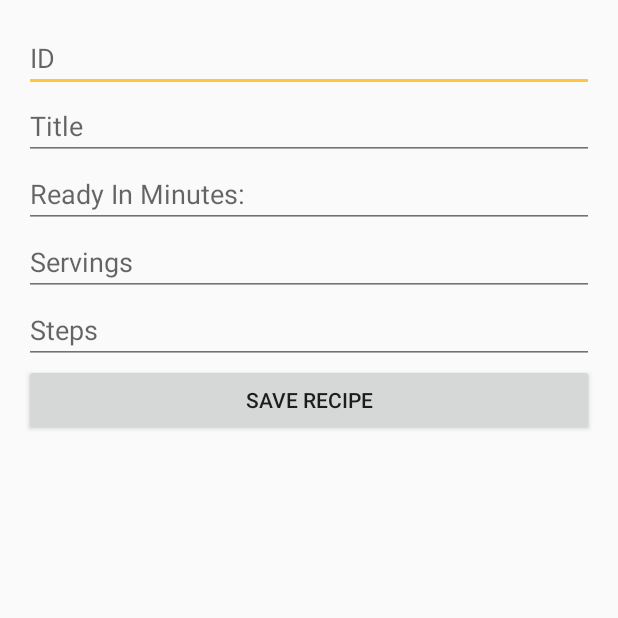
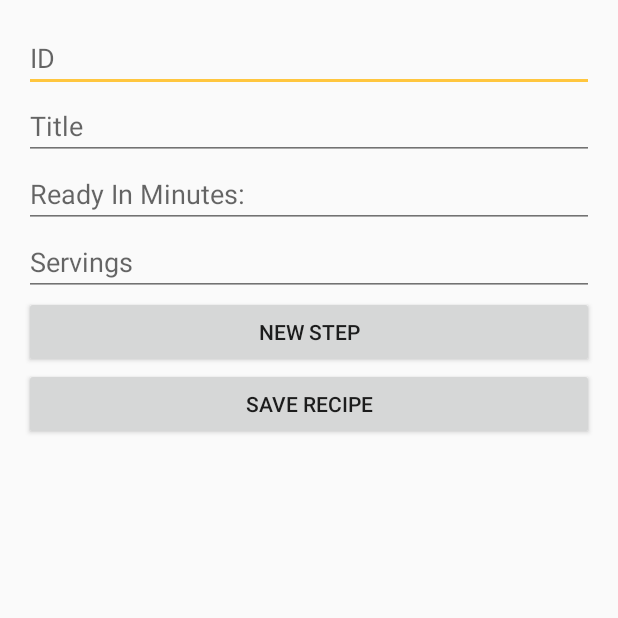
Before and after one commit to paulentine/LookMaCapstone, an Android app: the NewRecipeActivity screen opened directly, with no data from a screen before it, on a phone screen of 412 x 824 dp, the top half of it. Run offline under Robolectric (Android 15) with nearby library versions, the phone set to English and light mode, and no system bars; our stand-ins replace Firebase (no records; nobody signed in at launch, a user with empty details on screens opened directly).

Commit message:
Nested step fields are dynamically-generated and submits data in the correct format. Good working state.

```diff
--- a/app/src/main/java/com/paulentine/android/capstone/NewRecipeActivity.java
+++ b/app/src/main/java/com/paulentine/android/capstone/NewRecipeActivity.java
@@ -1,12 +1,15 @@
 package com.paulentine.android.capstone;
 
 import android.os.Bundle;
+import android.util.Log;
 import android.view.Menu;
 import android.view.MenuInflater;
 import android.view.MenuItem;
 import android.view.View;
 import android.widget.Button;
 import android.widget.EditText;
+import android.widget.LinearLayout;
+import android.widget.TextView;
 import android.widget.Toast;
 
 import androidx.appcompat.app.AppCompatActivity;
@@ -26,21 +29,30 @@ public class NewRecipeActivity extends AppCompatActivity {
     private EditText editTextTitle;
     private EditText editTextReadyInMinutes;
     private EditText editTextServings;
-    private EditText editTextSteps;
+    private int stepsCount;
 
     @Override
     protected void onCreate(Bundle savedInstanceState) {
         super.onCreate(savedInstanceState);
         setContentView(R.layout.activity_new_recipe);
 
-//        getSupportActionBar().setHomeAsUpIndicator(R.drawable.ic_close_white_24px);
-//        setTitle("Add Recipe");
-
         editTextId = findViewById(R.id.edit_text_id);
         editTextTitle = findViewById(R.id.edit_text_title);
         editTextReadyInMinutes = findViewById(R.id.edit_text_ready_in_minutes);
         editTextServings = findViewById(R.id.edit_text_servings);
-        editTextSteps = findViewById(R.id.edit_text_steps);
+
+        final LinearLayout stepsLayout = findViewById(R.id.steps_linear_layout);
+        final Button mNewStepButton = findViewById(R.id.recipe_button_new_step);
+        mNewStepButton.setOnClickListener(new View.OnClickListener() {
+            @Override
+            public void onClick(View view) {
+                EditText editText = new EditText(stepsLayout.getContext());
+                stepsCount++;
+                Log.d("stepsCount", Integer.toString(stepsCount));
+//                editText.setText("TextView " + String.valueOf(stepsCount));
+                stepsLayout.addView(editText);
+            }
+        });
 
         final Button mSaveButton = findViewById(R.id.recipe_button_save);
         mSaveButton.setOnClickListener(new View.OnClickListener() {
@@ -56,6 +68,15 @@ public class NewRecipeActivity extends AppCompatActivity {
         String title = editTextTitle.getText().toString();
         int readyInMinutes = Integer.parseInt(editTextReadyInMinutes.getText().toString());
         int servings = Integer.parseInt(editTextServings.getText().toString());
+        List<Step> steps = new ArrayList<Step>();
+
+        final LinearLayout stepsLayout = findViewById(R.id.steps_linear_layout);
+        int count = stepsLayout.getChildCount();
+        for (int stepNum = 1; stepNum < stepsCount; stepNum++) {
+            EditText stepField = (EditText)stepsLayout.getChildAt(stepNum);
+            String stepInstruction = stepField.getText().toString();
+            steps.add(new Step(stepNum, stepInstruction));
+        }
 
         if (title.trim().isEmpty()) {
             Toast.makeText(this, "Please insert a title", Toast.LENGTH_SHORT).show();
@@ -65,51 +86,9 @@ public class NewRecipeActivity extends AppCompatActivity {
         CollectionReference recipesRef = FirebaseFirestore.getInstance()
                 .collection("testRecipes");
 
-        // Fake list of steps
-        List<Step> fakeSteps = new ArrayList<Step>();
-        fakeSteps.add(new Step(1, "Turn on oven"));
-        fakeSteps.add(new Step(2, "Turn off oven"));
-        fakeSteps.add(new Step(3, "Drink water"));
-        recipesRef.add(new Recipe(id, title, readyInMinutes, servings, fakeSteps));
-//
-//        // Got this from some tutorial, obv doesn't work cos data structure doesn't match
-//        String stepInput = editTextSteps.getText().toString();
-//        String[] stepArray = stepInput.split("\\s*,\\s*");
-//        List<String> steps = Arrays.asList(stepArray);
-//        recipesRef.add(new Recipe(id, title, readyInMinutes, servings, steps));
-
-//        // TODO: Match data structure w/ form so we can send real steps
-//        // For each step from our input, we want to instantiate a new Step, with number & instruction
-//        recipesRef.add(new Recipe(id, title, readyInMinutes, servings, steps));
+        recipesRef.add(new Recipe(id, title, readyInMinutes, servings, steps));
 
         Toast.makeText(this, "Recipe added", Toast.LENGTH_SHORT).show();
         finish();
     }
 }
-
-//    @Override
-//    public boolean onCreateOptionsMenu(Menu menu) {
-//        MenuInflater menuInflater = getMenuInflater();
-//        menuInflater.inflate(R.menu.new_recipe_menu, menu);
-//        return super.onCreateOptionsMenu(menu);
-//    }
-//
-//    @Override
-//    public boolean onOptionsItemSelected(MenuItem item) {
-//        switch (item.getItemId()) {
-//            case R.id.save_recipe:
-//                saveRecipe();
-//                return true;
-//            default:
-//                return super.onOptionsItemSelected(item);
-//        }
-//    }
-//    public boolean onSaveButtonClicked(Button button) {
-//        switch (button.getItemId()) {
-//            case R.id.save_recipe:
-//                saveRecipe();
-//                return true;
-//            default:
-//                return super.onSaveButtonClicked(button);
-//        }
-//    }
--- a/app/src/main/java/com/paulentine/android/capstone/model/Step.java
+++ b/app/src/main/java/com/paulentine/android/capstone/model/Step.java
@@ -1,14 +1,16 @@
-
 package com.paulentine.android.capstone.model;
 
 import com.google.gson.annotations.Expose;
 import com.google.gson.annotations.SerializedName;
 
+// Eventually we'll have var stepCursor & function moveCursor that steps up or down cursor's index
+// Use button to simulate moveCursor, before hooking it up to actions
 public class Step {
 
     @SerializedName("number")
     @Expose
     private Integer number;
+
     @SerializedName("instruction")
     @Expose
     private String instruction;
--- a/app/src/main/res/layout/activity_new_recipe.xml
+++ b/app/src/main/res/layout/activity_new_recipe.xml
@@ -37,12 +37,11 @@
         android:hint="Servings"
         android:inputType="text" />
 
-    <EditText
-        android:id="@+id/edit_text_steps"
+    <Button
+        android:id="@+id/recipe_button_new_step"
         android:layout_width="match_parent"
         android:layout_height="wrap_content"
-        android:hint="Steps"
-        android:inputType="text" />
+        android:text="New Step" />
 
     <Button
         android:id="@+id/recipe_button_save"
@@ -50,5 +49,23 @@
         android:layout_height="wrap_content"
         android:text="Save Recipe" />
 
+    <LinearLayout
+        xmlns:android="http://schemas.android.com/apk/res/android"
+        xmlns:tools="http://schemas.android.com/tools"
+        android:id="@+id/steps_linear_layout"
+        android:layout_width="match_parent"
+        android:layout_height="match_parent"
+        tools:context=".NewRecipeActivity"
+        android:orientation="vertical">
+
+        <!--<EditText-->
+            <!--android:id="@+id/edit_text_step_instruction"-->
+            <!--android:layout_width="match_parent"-->
+            <!--android:layout_height="wrap_content"-->
+            <!--android:hint="Steps"-->
+            <!--android:inputType="text" />-->
+
+    </LinearLayout>
+
 
 </LinearLayout>
```
Also changed, not shown: app/src/main/java/com/paulentine/android/capstone/model/Recipe.java (+9 -16 lines), app/src/main/res/layout/activity_recipe_detail.xml (+4 -4 lines).
